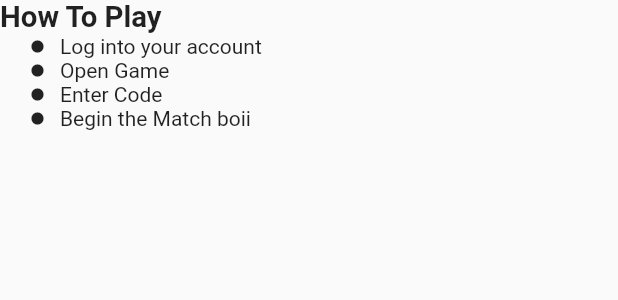
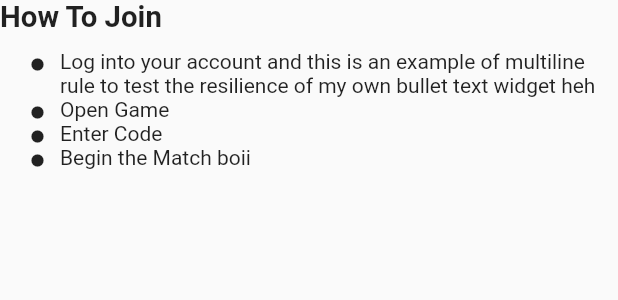
Before and after one commit to CYBERDEVILZ/ZBGAMING, a Flutter app: the Rules widget shown alone on an empty page, opened directly, on a phone screen of 412 x 824 dp. Shown: the top 300 px of the screen. Run offline on Flutter 3.47's test engine with Material 2 defaults, Android fonts, the phone set to English and light mode, and no system bars.

Commit message:
added bullet list widget

```diff
--- a/lib/widgets/bullet_text.dart
+++ b/lib/widgets/bullet_text.dart
@@ -8,17 +8,22 @@ class BulletText extends StatelessWidget {
   Widget build(BuildContext context) {
     return Row(
       mainAxisAlignment: MainAxisAlignment.start,
+      crossAxisAlignment: CrossAxisAlignment.start,
       children: [
         const SizedBox(width: 20),
-        const Icon(
-          Icons.circle,
-          size: 10,
+        Column(
+          children: const [
+            SizedBox(height: 5),
+            Icon(Icons.circle, size: 10),
+          ],
         ),
         const SizedBox(width: 10),
-        Column(
-          mainAxisAlignment: MainAxisAlignment.start,
-          crossAxisAlignment: CrossAxisAlignment.start,
-          children: [Text(text)],
+        Expanded(
+          child: Column(
+            mainAxisAlignment: MainAxisAlignment.start,
+            crossAxisAlignment: CrossAxisAlignment.start,
+            children: [Text(text)],
+          ),
         )
       ],
     );
--- a/lib/widgets/rules.dart
+++ b/lib/widgets/rules.dart
@@ -7,16 +7,23 @@ class Rules extends StatelessWidget {
 
   @override
   Widget build(BuildContext context) {
-    List<String?> rules = ["Log into your account", "Open Game", "Enter Code", "Begin the Match boii"];
+    List<String?> rules = [
+      "Log into your account and this is an example of multiline rule to test the resilience of my own bullet text widget heh",
+      "Open Game",
+      "Enter Code",
+      "Begin the Match boii"
+    ];
 
     return Column(
       crossAxisAlignment: CrossAxisAlignment.start,
       children: [
         const Text(
-          "How To Play",
+          "How To Join",
           style: TextStyle(fontWeight: FontWeight.bold),
           textScaleFactor: 1.4,
         ),
+
+        const SizedBox(height: 10),
 
         // rules hardcoded for all games
         ...rules
```
